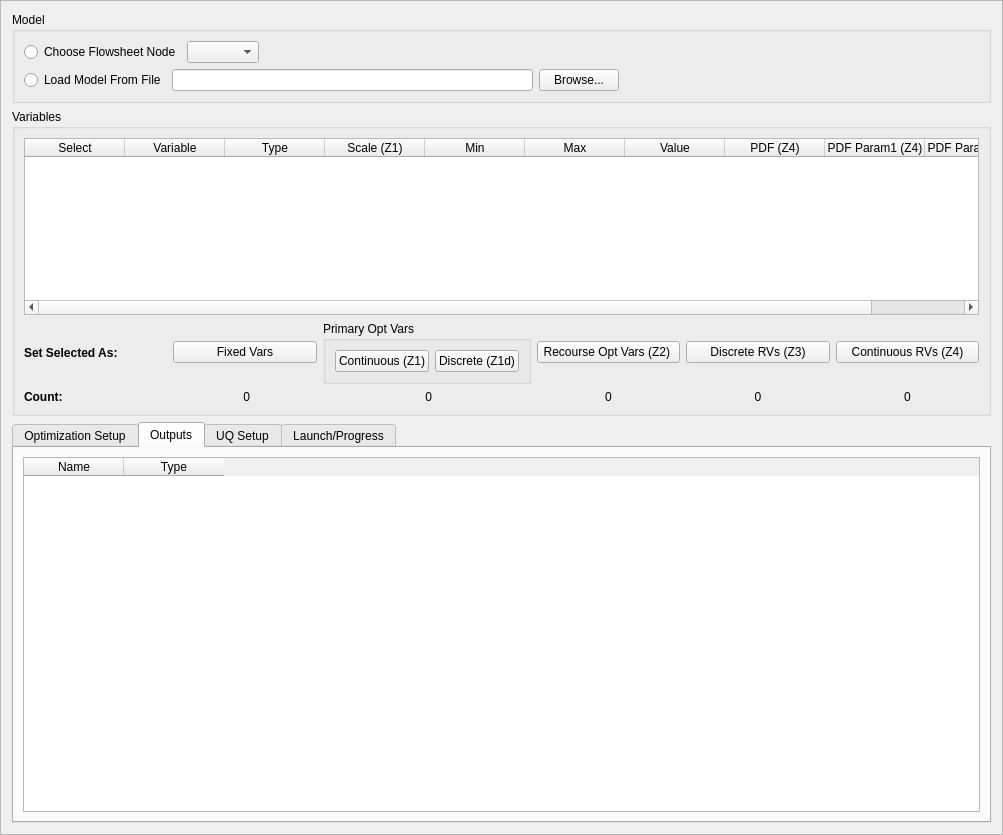
Qt form foqus_lib/gui/ouu/ouuSetupFrame.ui (CCSI-Toolset/FOQUS) before a commit.
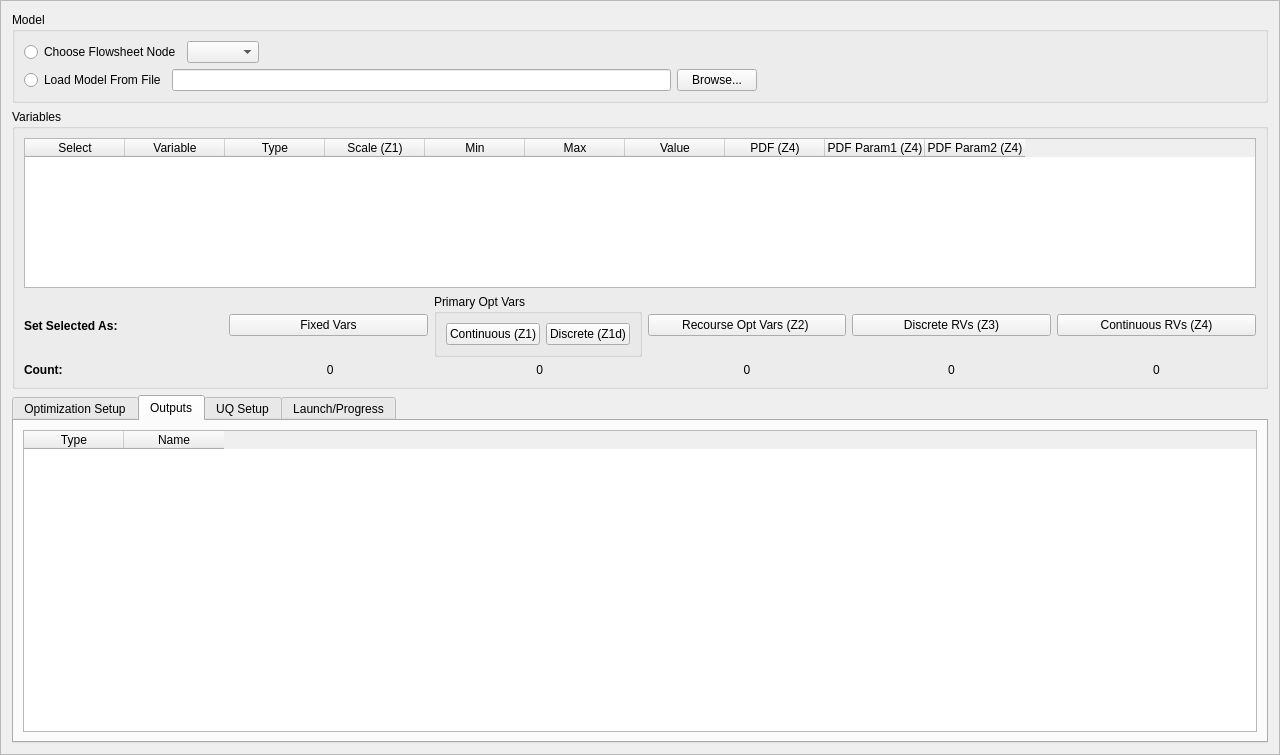
The same form after that commit. The open tabs and pages were chosen to show the change. Custom widgets are drawn as their Qt base class.

Patch:
```diff
--- a/foqus_lib/gui/ouu/ouuSetupFrame.ui
+++ b/foqus_lib/gui/ouu/ouuSetupFrame.ui
@@ -6,8 +6,8 @@
    <rect>
     <x>0</x>
     <y>0</y>
-    <width>1003</width>
-    <height>835</height>
+    <width>1280</width>
+    <height>755</height>
    </rect>
   </property>
   <property name="windowTitle">
@@ -612,16 +612,16 @@
       <layout class="QGridLayout" name="gridLayout_14">
        <item row="0" column="0">
         <widget class="QTableWidget" name="outputs_table">
-         <column>
-          <property name="text">
-           <string>Name</string>
-          </property>
-         </column>
          <column>
           <property name="text">
            <string>Type</string>
           </property>
          </column>
+         <column>
+          <property name="text">
+           <string>Name</string>
+          </property>
+         </column>
         </widget>
        </item>
       </layout>
```
Left out of the diff: 6 changed lines with no effect on the pictures.
